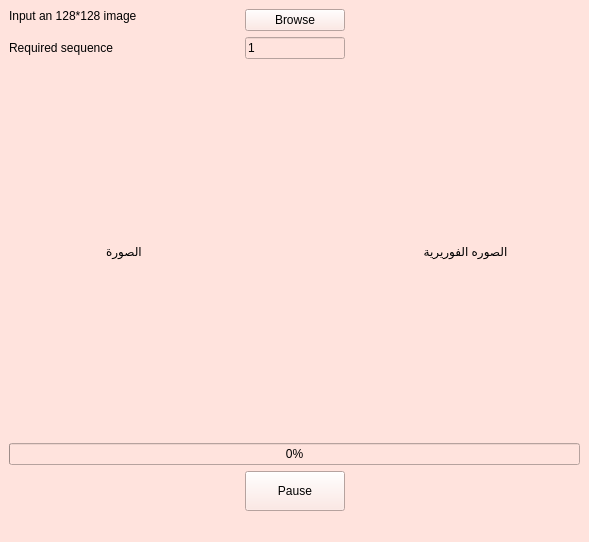
The window that userInterface.ui (habiba1997/MRI_Task_0) describes before a commit, drawn with Qt 5.
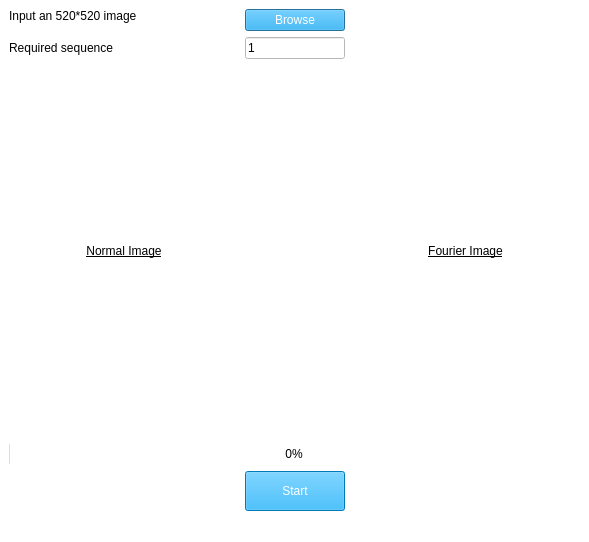
The same window after the commit.

Patch:
```diff
--- a/userInterface.ui
+++ b/userInterface.ui
@@ -17,15 +17,20 @@
    <bool>false</bool>
   </property>
   <property name="styleSheet">
-   <string notr="true">background-color: rgb(255, 227, 221)
-</string>
+   <string notr="true">background-color: rgb(255, 255, 255);
+border-color: rgb(0, 170, 255);</string>
   </property>
   <widget class="QWidget" name="centralwidget">
    <layout class="QGridLayout" name="gridLayout_3">
     <item row="2" column="2">
      <widget class="QLabel" name="label_2">
+      <property name="styleSheet">
+       <string notr="true">text-decoration: underline;
+color: rgb(0, 0, 0);
+font: 14pt &quot;Ubuntu Condensed&quot;;</string>
+      </property>
       <property name="text">
-       <string>الصوره الفوريرية</string>
+       <string>Fourier Image</string>
       </property>
       <property name="alignment">
        <set>Qt::AlignCenter</set>
@@ -34,8 +39,11 @@
     </item>
     <item row="0" column="0">
      <widget class="QLabel" name="label_3">
+      <property name="styleSheet">
+       <string notr="true">font: 57 12pt &quot;Ubuntu&quot;;</string>
+      </property>
       <property name="text">
-       <string>Input an 128*128 image</string>
+       <string>Input an 520*520 image</string>
       </property>
       <property name="alignment">
        <set>Qt::AlignLeading|Qt::AlignLeft|Qt::AlignTop</set>
@@ -69,6 +77,9 @@
     </item>
     <item row="1" column="0">
      <widget class="QLabel" name="label_4">
+      <property name="styleSheet">
+       <string notr="true">font: 57 12pt &quot;Ubuntu&quot;;</string>
+      </property>
       <property name="text">
        <string>Required sequence</string>
       </property>
@@ -82,9 +93,23 @@
         <height>16777215</height>
        </size>
       </property>
+      <property name="styleSheet">
+       <string notr="true">background-color: rgb(0, 170, 255);
+color: rgb(255, 255, 255);
+font: 57 12pt &quot;Ubuntu&quot;;</string>
+      </property>
       <property name="text">
        <string>Browse</string>
       </property>
+      <property name="autoDefault">
+       <bool>true</bool>
+      </property>
+      <property name="default">
+       <bool>true</bool>
+      </property>
+      <property name="flat">
+       <bool>false</bool>
+      </property>
      </widget>
     </item>
     <item row="2" column="0">
@@ -95,25 +120,40 @@
         <height>200</height>
        </size>
       </property>
+      <property name="styleSheet">
+       <string notr="true">text-decoration: underline;
+color: rgb(0, 0, 0);
+font: 14pt &quot;Ubuntu Condensed&quot;;</string>
+      </property>
       <property name="lineWidth">
        <number>1</number>
       </property>
       <property name="text">
-       <string>الصورة</string>
+       <string>Normal Image</string>
       </property>
       <property name="alignment">
        <set>Qt::AlignCenter</set>
       </property>
      </widget>
     </item>
-    <item row="3" column="0" colspan="3">
+    <item row="4" column="0" colspan="3">
      <widget class="QProgressBar" name="progressBar">
+      <property name="layoutDirection">
+       <enum>Qt::LeftToRight</enum>
+      </property>
       <property name="styleSheet">
-       <string notr="true">selection-background-color: rgb(46, 52, 54);</string>
+       <string notr="true">selection-background-color: rgb(0, 170, 255);
+border-color: rgb(0, 0, 0);</string>
       </property>
       <property name="value">
        <number>0</number>
       </property>
+      <property name="alignment">
+       <set>Qt::AlignCenter</set>
+      </property>
+      <property name="format">
+       <string>%p%</string>
+      </property>
      </widget>
     </item>
     <item row="5" column="1">
@@ -124,8 +164,13 @@
         <height>40</height>
        </size>
       </property>
+      <property name="styleSheet">
+       <string notr="true">background-color: rgb(0, 170, 255);
+color: rgb(255, 255, 255);
+font: 57 12pt &quot;Ubuntu&quot;;</string>
+      </property>
       <property name="text">
-       <string>Pause</string>
+       <string>Start</string>
       </property>
      </widget>
     </item>
```
Left out of the diff: 12 changed lines with no effect on the pictures.
